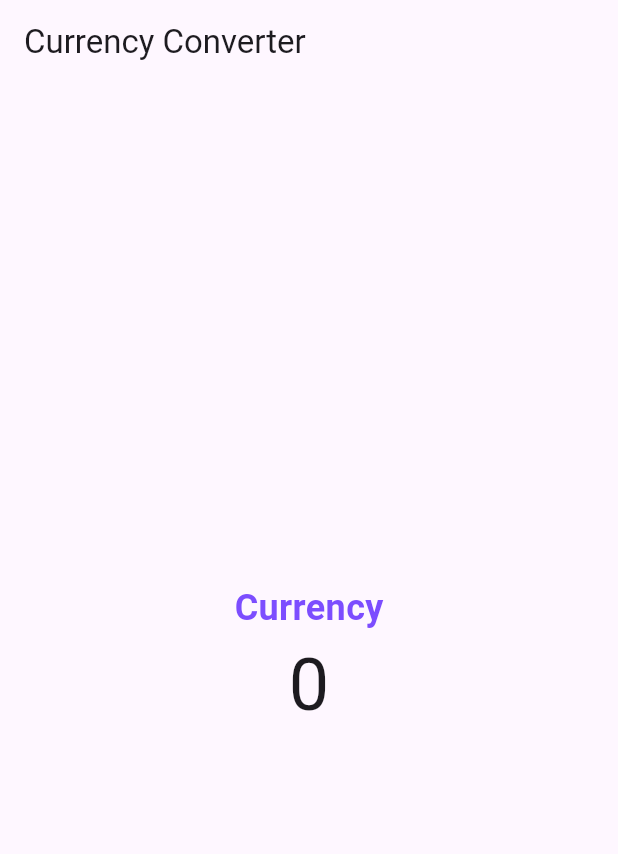
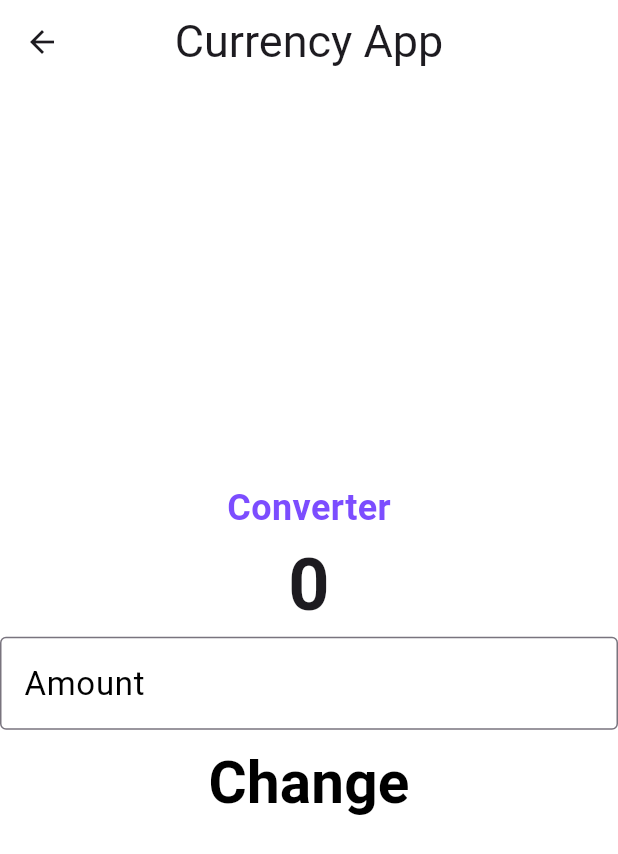
Before and after one commit to RUYANGA/Currency_App, a Flutter app: the screen it shows after launch, on a phone screen of 412 x 824 dp. Shown: the top 854 px of the screen. Run offline on Flutter 3.47's test engine with Material 3 defaults, Android fonts, the phone set to English and light mode, and no system bars.

Commit message:
add textfield

```diff
--- a/lib/currency_converter.dart
+++ b/lib/currency_converter.dart
@@ -6,20 +6,48 @@ class CurrencyConvert extends StatelessWidget {
   @override
   Widget build(BuildContext context) {
     return Scaffold(
-      appBar: AppBar(title: const Text('Currency Converter')),
+      backgroundColor: Colors.white,
+      appBar: AppBar(
+        leading: BackButton(),
+        title: const Text('Currency App', style: TextStyle(fontSize: 30)),
+        centerTitle: true,
+        backgroundColor: Colors.white,
+
+      ),
+
       body: Center(
         child: Column(
           mainAxisAlignment: MainAxisAlignment.center,
           children: [
             Text(
-              "Currency",
+              "Converter",
               style: TextStyle(
                 fontSize: 24,
                 fontWeight: FontWeight.bold,
                 color: Colors.deepPurpleAccent,
               ),
             ),
-            Text("0", style: TextStyle(fontSize: 48)),
+            Text(
+              "0",
+              style: TextStyle(fontSize: 48, fontWeight: FontWeight.bold),
+            ),
+            TextField(
+              decoration: InputDecoration(
+                border: OutlineInputBorder(),
+                labelText: 'Amount',
+                hintText: 'Enter Amount',
+                hintStyle: TextStyle(fontSize: 20,color: Colors.black),
+                labelStyle: TextStyle(fontSize: 22,color: Colors.black),
+              ),
+            ),
+            TextButton(onPressed: (){}, child: Text('Change',
+            style: TextStyle(
+              fontWeight: FontWeight.bold,
+              color: Colors.black,
+              fontSize: 39
+
+            ),
+            ))
           ],
         ),
       ),
```
Also changed, not shown: 1 other file.
